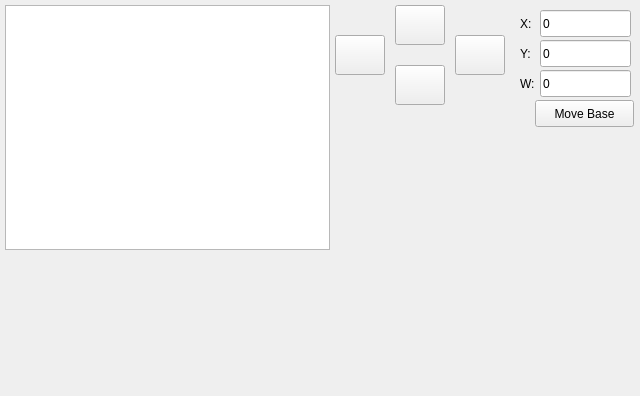
Qt form catkin_ws/src/hri/simple_gui/src/MainWindow.ui (juanpflores/MobileRobotsCourse) before a commit.
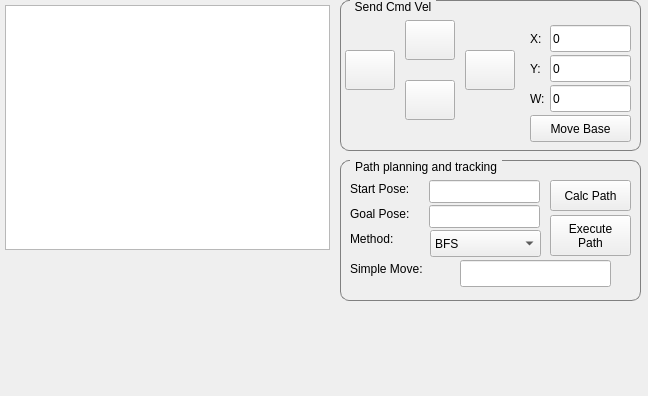
The same form after that commit.

Commit message: Modify GUI to add controls for path planning

```diff
--- a/catkin_ws/src/hri/simple_gui/src/MainWindow.ui
+++ b/catkin_ws/src/hri/simple_gui/src/MainWindow.ui
@@ -6,7 +6,7 @@
    <rect>
     <x>0</x>
     <y>0</y>
-    <width>640</width>
+    <width>648</width>
     <height>396</height>
    </rect>
   </property>
@@ -35,63 +35,6 @@
 }</string>
   </property>
   <widget class="QWidget" name="centralWidget">
-   <widget class="QPushButton" name="btnRight">
-    <property name="geometry">
-     <rect>
-      <x>455</x>
-      <y>35</y>
-      <width>50</width>
-      <height>40</height>
-     </rect>
-    </property>
-    <property name="text">
-     <string/>
-    </property>
-    <property name="iconSize">
-     <size>
-      <width>32</width>
-      <height>32</height>
-     </size>
-    </property>
-   </widget>
-   <widget class="QPushButton" name="btnBwd">
-    <property name="geometry">
-     <rect>
-      <x>395</x>
-      <y>65</y>
-      <width>50</width>
-      <height>40</height>
-     </rect>
-    </property>
-    <property name="text">
-     <string/>
-    </property>
-    <property name="iconSize">
-     <size>
-      <width>32</width>
-      <height>32</height>
-     </size>
-    </property>
-   </widget>
-   <widget class="QPushButton" name="btnLeft">
-    <property name="geometry">
-     <rect>
-      <x>335</x>
-      <y>35</y>
-      <width>50</width>
-      <height>40</height>
-     </rect>
-    </property>
-    <property name="text">
-     <string/>
-    </property>
-    <property name="iconSize">
-     <size>
-      <width>32</width>
-      <height>32</height>
-     </size>
-    </property>
-   </widget>
    <widget class="QGraphicsView" name="graphicsViewCamera">
     <property name="geometry">
      <rect>
@@ -102,11 +45,261 @@
      </rect>
     </property>
    </widget>
+   <widget class="QGroupBox" name="gbNavig">
+    <property name="geometry">
+     <rect>
+      <x>340</x>
+      <y>160</y>
+      <width>301</width>
+      <height>141</height>
+     </rect>
+    </property>
+    <property name="styleSheet">
+     <string notr="true"/>
+    </property>
+    <property name="title">
+     <string>Path planning and tracking</string>
+    </property>
+    <widget class="QPushButton" name="navBtnExecPath">
+     <property name="geometry">
+      <rect>
+       <x>210</x>
+       <y>55</y>
+       <width>81</width>
+       <height>41</height>
+      </rect>
+     </property>
+     <property name="text">
+      <string>Execute
+Path</string>
+     </property>
+    </widget>
+    <widget class="QLineEdit" name="navTxtStartPose">
+     <property name="geometry">
+      <rect>
+       <x>89</x>
+       <y>20</y>
+       <width>111</width>
+       <height>23</height>
+      </rect>
+     </property>
+    </widget>
+    <widget class="QLineEdit" name="navTxtGoalPose">
+     <property name="geometry">
+      <rect>
+       <x>89</x>
+       <y>45</y>
+       <width>111</width>
+       <height>23</height>
+      </rect>
+     </property>
+    </widget>
+    <widget class="QLabel" name="navLblStartPose">
+     <property name="geometry">
+      <rect>
+       <x>10</x>
+       <y>20</y>
+       <width>81</width>
+       <height>17</height>
+      </rect>
+     </property>
+     <property name="text">
+      <string>Start Pose:</string>
+     </property>
+    </widget>
+    <widget class="QPushButton" name="navBtnCalcPath">
+     <property name="geometry">
+      <rect>
+       <x>210</x>
+       <y>20</y>
+       <width>81</width>
+       <height>31</height>
+      </rect>
+     </property>
+     <property name="text">
+      <string>Calc Path</string>
+     </property>
+    </widget>
+    <widget class="QLabel" name="navLblGoalPose">
+     <property name="geometry">
+      <rect>
+       <x>10</x>
+       <y>45</y>
+       <width>81</width>
+       <height>17</height>
+      </rect>
+     </property>
+     <property name="text">
+      <string>Goal Pose:</string>
+     </property>
+    </widget>
+    <widget class="QLabel" name="navLblMove">
+     <property name="geometry">
+      <rect>
+       <x>10</x>
+       <y>100</y>
+       <width>101</width>
+       <height>17</height>
+      </rect>
+     </property>
+     <property name="text">
+      <string>Simple Move:</string>
+     </property>
+    </widget>
+    <widget class="QLineEdit" name="navTxtMove">
+     <property name="geometry">
+      <rect>
+       <x>120</x>
+       <y>100</y>
+       <width>151</width>
+       <height>27</height>
+      </rect>
+     </property>
+    </widget>
+    <widget class="QComboBox" name="navCmbMethod">
+     <property name="geometry">
+      <rect>
+       <x>90</x>
+       <y>70</y>
+       <width>111</width>
+       <height>27</height>
+      </rect>
+     </property>
+     <item>
+      <property name="text">
+       <string>BFS</string>
+      </property>
+     </item>
+     <item>
+      <property name="text">
+       <string>DFS</string>
+      </property>
+     </item>
+     <item>
+      <property name="text">
+       <string>Dijkstra</string>
+      </property>
+     </item>
+     <item>
+      <property name="text">
+       <string>A*</string>
+      </property>
+     </item>
+    </widget>
+    <widget class="QLabel" name="navLblGoalPose_2">
+     <property name="geometry">
+      <rect>
+       <x>10</x>
+       <y>70</y>
+       <width>81</width>
+       <height>17</height>
+      </rect>
+     </property>
+     <property name="text">
+      <string>Method:</string>
+     </property>
+    </widget>
+   </widget>
+   <widget class="QGroupBox" name="groupBox">
+    <property name="geometry">
+     <rect>
+      <x>340</x>
+      <y>0</y>
+      <width>301</width>
+      <height>151</height>
+     </rect>
+    </property>
+    <property name="title">
+     <string>Send Cmd Vel</string>
+    </property>
+    <widget class="QPushButton" name="btnCmdVel">
+     <property name="geometry">
+      <rect>
+       <x>190</x>
+       <y>115</y>
+       <width>101</width>
+       <height>27</height>
+      </rect>
+     </property>
+     <property name="text">
+      <string>Move Base</string>
+     </property>
+    </widget>
+    <widget class="QLineEdit" name="txtLinearY">
+     <property name="geometry">
+      <rect>
+       <x>210</x>
+       <y>55</y>
+       <width>81</width>
+       <height>27</height>
+      </rect>
+     </property>
+     <property name="text">
+      <string>0</string>
+     </property>
+    </widget>
+    <widget class="QPushButton" name="btnBwd">
+     <property name="geometry">
+      <rect>
+       <x>65</x>
+       <y>80</y>
+       <width>50</width>
+       <height>40</height>
+      </rect>
+     </property>
+     <property name="text">
+      <string/>
+     </property>
+     <property name="iconSize">
+      <size>
+       <width>32</width>
+       <height>32</height>
+      </size>
+     </property>
+    </widget>
+    <widget class="QPushButton" name="btnLeft">
+     <property name="geometry">
+      <rect>
+       <x>5</x>
+       <y>50</y>
+       <width>50</width>
+       <height>40</height>
+      </rect>
+     </property>
+     <property name="text">
+      <string/>
+     </property>
+     <property name="iconSize">
+      <size>
+       <width>32</width>
+       <height>32</height>
+      </size>
+     </property>
+    </widget>
+    <widget class="QPushButton" name="btnRight">
+     <property name="geometry">
+      <rect>
+       <x>125</x>
+       <y>50</y>
+       <width>50</width>
+       <height>40</height>
+      </rect>
+     </property>
+     <property name="text">
+      <string/>
+     </property>
+     <property name="iconSize">
+      <size>
+       <width>32</width>
+       <height>32</height>
+      </size>
+     </property>
+    </widget>
    <widget class="QPushButton" name="btnFwd">
     <property name="geometry">
      <rect>
-      <x>395</x>
-      <y>5</y>
+       <x>65</x>
+       <y>20</y>
       <width>50</width>
       <height>40</height>
      </rect>
@@ -124,9 +317,9 @@
    <widget class="QLineEdit" name="txtLinearX">
     <property name="geometry">
      <rect>
-      <x>540</x>
-      <y>10</y>
-      <width>91</width>
+       <x>210</x>
+       <y>25</y>
+       <width>81</width>
       <height>27</height>
      </rect>
     </property>
@@ -137,8 +330,8 @@
    <widget class="QLabel" name="label">
     <property name="geometry">
      <rect>
-      <x>520</x>
-      <y>15</y>
+       <x>190</x>
+       <y>30</y>
       <width>16</width>
       <height>17</height>
      </rect>
@@ -147,37 +340,11 @@
      <string>X:</string>
     </property>
    </widget>
-   <widget class="QLabel" name="label_2">
-    <property name="geometry">
-     <rect>
-      <x>520</x>
-      <y>45</y>
-      <width>16</width>
-      <height>17</height>
-     </rect>
-    </property>
-    <property name="text">
-     <string>Y:</string>
-    </property>
-   </widget>
-   <widget class="QLineEdit" name="txtLinearY">
-    <property name="geometry">
-     <rect>
-      <x>540</x>
-      <y>40</y>
-      <width>91</width>
-      <height>27</height>
-     </rect>
-    </property>
-    <property name="text">
-     <string>0</string>
-    </property>
-   </widget>
    <widget class="QLabel" name="label_3">
     <property name="geometry">
      <rect>
-      <x>520</x>
-      <y>75</y>
+       <x>190</x>
+       <y>90</y>
       <width>16</width>
       <height>17</height>
      </rect>
@@ -189,9 +356,9 @@
    <widget class="QLineEdit" name="txtAngular">
     <property name="geometry">
      <rect>
-      <x>540</x>
-      <y>70</y>
-      <width>91</width>
+       <x>210</x>
+       <y>85</y>
+       <width>81</width>
       <height>27</height>
      </rect>
     </property>
@@ -199,18 +366,19 @@
      <string>0</string>
     </property>
    </widget>
-   <widget class="QPushButton" name="btnCmdVel">
+    <widget class="QLabel" name="label_2">
     <property name="geometry">
      <rect>
-      <x>535</x>
-      <y>100</y>
-      <width>99</width>
-      <height>27</height>
+       <x>190</x>
+       <y>60</y>
+       <width>16</width>
+       <height>17</height>
      </rect>
     </property>
     <property name="text">
-     <string>Move Base</string>
-    </property>
+      <string>Y:</string>
+     </property>
+    </widget>
    </widget>
   </widget>
  </widget>
```
Lines whose indentation alone changed are shown as unchanged. The commit also changes 5 other files.
